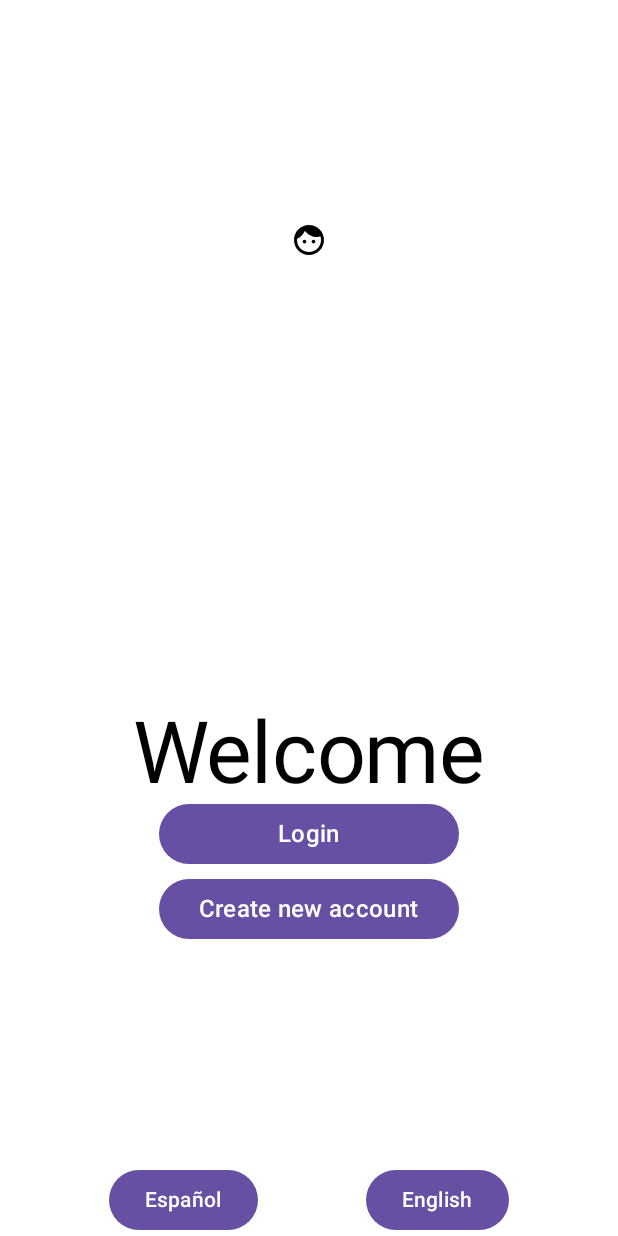
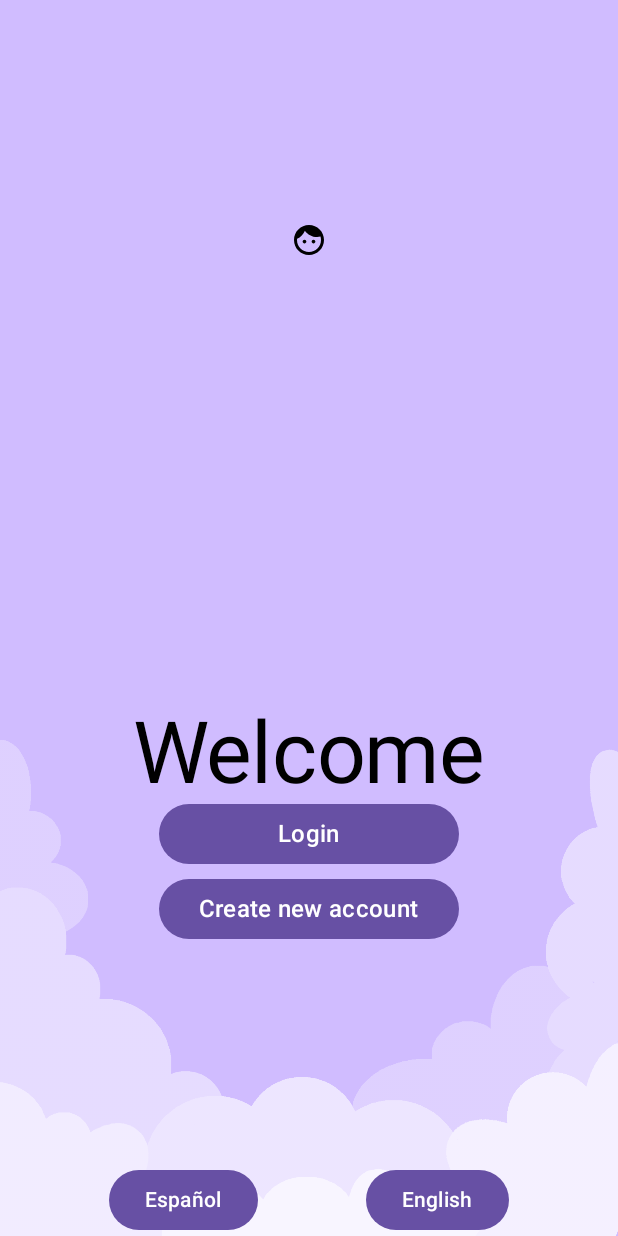
Before and after one commit to melisadmendizabal/ProyectoPlataformasMoviles, an Android app built with Jetpack Compose: the @Preview function PreviewLoginBaseScreen, on a phone screen of 412 x 824 dp. Run offline under Robolectric (Android 15) with nearby library versions, the phone set to English and light mode, and no system bars.

Commit message:
Se agregó el fondo de base a la LoginBaseScreen

```diff
--- a/app/src/main/java/com/uvg/freetofeel/loginBase/LoginBaseScreen.kt
+++ b/app/src/main/java/com/uvg/freetofeel/loginBase/LoginBaseScreen.kt
@@ -3,15 +3,19 @@ package com.uvg.freetofeel.loginBase
 import android.app.Activity
 import android.content.Context
 import android.content.res.Configuration
+import androidx.compose.foundation.Image
+import androidx.compose.foundation.background
 import androidx.compose.foundation.layout.Arrangement
 import androidx.compose.foundation.layout.Box
 import androidx.compose.foundation.layout.Column
 import androidx.compose.foundation.layout.Row
 import androidx.compose.foundation.layout.Spacer
+import androidx.compose.foundation.layout.fillMaxHeight
 import androidx.compose.foundation.layout.fillMaxSize
 import androidx.compose.foundation.layout.fillMaxWidth
 import androidx.compose.foundation.layout.height
 import androidx.compose.foundation.layout.padding
+import androidx.compose.foundation.layout.size
 import androidx.compose.foundation.layout.width
 import androidx.compose.material.icons.Icons
 import androidx.compose.material.icons.filled.Face
@@ -23,7 +27,14 @@ import androidx.compose.material3.darkColorScheme
 import androidx.compose.runtime.Composable
 import androidx.compose.ui.Alignment
 import androidx.compose.ui.Modifier
+import androidx.compose.ui.draw.alpha
+import androidx.compose.ui.draw.paint
+import androidx.compose.ui.graphics.Color
+import androidx.compose.ui.graphics.ColorFilter
+import androidx.compose.ui.graphics.ColorMatrix
+import androidx.compose.ui.layout.ContentScale
 import androidx.compose.ui.platform.LocalContext
+import androidx.compose.ui.res.painterResource
 import androidx.compose.ui.res.stringResource
 import androidx.compose.ui.tooling.preview.Preview
 import androidx.compose.ui.unit.dp
@@ -44,16 +55,35 @@ fun LoginRoute(
 
 @Composable
 fun LoginBaseScreen(context: Context,languageViewModel: LanguageViewModel) {
-Column (verticalArrangement = Arrangement.Center,
+    Box(modifier = Modifier.fillMaxWidth().fillMaxHeight().background(color = MaterialTheme.colorScheme.inversePrimary), contentAlignment = Alignment.BottomCenter)
+    {
+        Image(
+            painter = painterResource(id = R.drawable.cloud_bot),
+            contentDescription = "Nubes Inferiores",
+            modifier = Modifier.fillMaxWidth(),
+            alignment = Alignment.BottomCenter,
+
+            )
+    }
+        Column(
+            verticalArrangement = Arrangement.Center,
             horizontalAlignment = Alignment.CenterHorizontally,
-    modifier = Modifier.fillMaxSize())
+            modifier = Modifier
+                .fillMaxSize()
+                .background(color = Color.Transparent)
+        ) {
+            Icon(Icons.Default.Face, contentDescription = "", modifier = Modifier.weight(0.35f))
+            Box(
+                modifier = Modifier
+                    .weight(0.5f)
+                    .fillMaxSize(), contentAlignment = Alignment.TopCenter
+            )
             {
-        Icon(Icons.Default.Face, contentDescription = "", modifier = Modifier.weight(0.35f))
-Box(modifier = Modifier
-    .weight(0.5f)
-    .fillMaxSize(), contentAlignment = Alignment.TopCenter)
-{
-    Column (verticalArrangement = Arrangement.Center, horizontalAlignment = Alignment.CenterHorizontally, modifier = Modifier.fillMaxSize()) {
+                Column(
+                    verticalArrangement = Arrangement.Center,
+                    horizontalAlignment = Alignment.CenterHorizontally,
+                    modifier = Modifier.fillMaxSize()
+                ) {
 
 
                     Text(
@@ -62,7 +92,9 @@ Box(modifier = Modifier
 
                     )
 
-        Button(onClick = { /*TODO*/ }, modifier = Modifier
+                    Button(
+                        onClick = { /*TODO*/ },
+                        modifier = Modifier
                             .width(200.dp)
                             .height(40.dp),
                         //colors = ButtonDefaults.buttonColors(MaterialTheme.colorScheme.primaryContainer)      Cuando ya se tenga colores, cambiarlo acá.
@@ -73,10 +105,12 @@ Box(modifier = Modifier
                         )
                     }
                     Spacer(modifier = Modifier.height(10.dp))
-        Button(onClick = { /*TODO*/ },modifier = Modifier
+                    Button(
+                        onClick = { /*TODO*/ }, modifier = Modifier
                             .width(200.dp)
                             .height(40.dp)
-            .padding()) {
+                            .padding()
+                    ) {
                         Text(
                             text = stringResource(id = R.string.new_account_text),
                             style = MaterialTheme.typography.titleMedium
@@ -84,15 +118,20 @@ Box(modifier = Modifier
                     }
                 }
             }
-        Row (modifier = Modifier.fillMaxWidth(), horizontalArrangement = Arrangement.SpaceEvenly) {
+            Row(
+                modifier = Modifier.fillMaxWidth(),
+                horizontalArrangement = Arrangement.SpaceEvenly
+            ) {
                 Button(onClick =
-            { languageViewModel.updateLanguage("es"); (context as? Activity)?.recreate()
+                {
+                    languageViewModel.updateLanguage("es"); (context as? Activity)?.recreate()
                 }) {
                     Text(text = "Español")
 
                 }
                 Button(onClick =
-            { languageViewModel.updateLanguage("en")
+                {
+                    languageViewModel.updateLanguage("en")
                     (context as? Activity)?.recreate()
                 }) {
                     Text(text = "English")
@@ -105,17 +144,17 @@ Box(modifier = Modifier
     }
 
 
+
+
 // Sección de previews
 @Preview(showBackground = true)
 @Composable
 fun PreviewLoginBaseScreen() {
-    // Simula un contexto para la vista previa
-    val languageViewModel = LanguageViewModel() // Crea una instancia del ViewModel
-    val context = LocalContext.current // Obtén el contexto
+    val languageViewModel = LanguageViewModel()
+    // Aquí puedes usar un color sólido o una imagen de prueba
+    LoginBaseScreen(context = LocalContext.current, languageViewModel = languageViewModel)
+}
 
-    // Crea una columna que simule el contenido
-    LoginBaseScreen(context = context, languageViewModel = languageViewModel)
-}
 
 @Preview(showBackground = true, uiMode = Configuration.UI_MODE_NIGHT_YES)
 @Composable
```
Also changed, not shown: app/src/main/res/drawable/cloud_bot.png (renamed from app/src/main/res/drawable/CloudBot.png), app/src/main/res/drawable/cloud_top.png (renamed from app/src/main/res/drawable/CloudTop.png), app/src/main/res/drawable/lazy_back.png (renamed from app/src/main/res/drawable/LazyBack.png), app/src/main/res/drawable/pug.png (added), 1 other file. Lines whose indentation alone changed are shown as unchanged.
